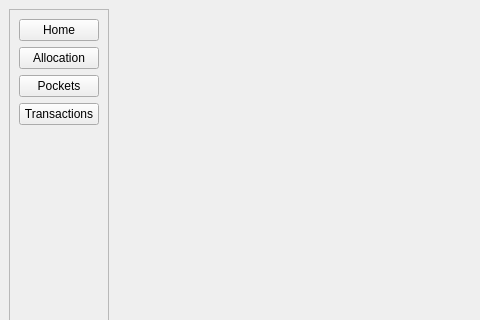
The window that ui/main_window.ui (fishija/fcontrol-personal-finance) describes before a commit, drawn with Qt 5; both pictures show x 0 to 480 and y 0 to 320 of the 680 by 602 pixel window.
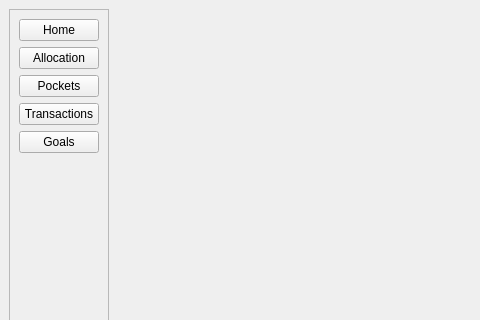
The same window after the commit.

Commit message: Add Goals Widget to Main Window and refactor MW for easier stacked-widget navigation management

Diff of the .ui file:
```diff
--- a/ui/main_window.ui
+++ b/ui/main_window.ui
@@ -55,6 +55,13 @@
          </property>
         </widget>
        </item>
+       <item>
+        <widget class="QPushButton" name="goalsButton">
+         <property name="text">
+          <string>Goals</string>
+         </property>
+        </widget>
+       </item>
        <item>
         <spacer name="verticalSpacer">
          <property name="orientation">
```
The commit also changes 3 other files.
